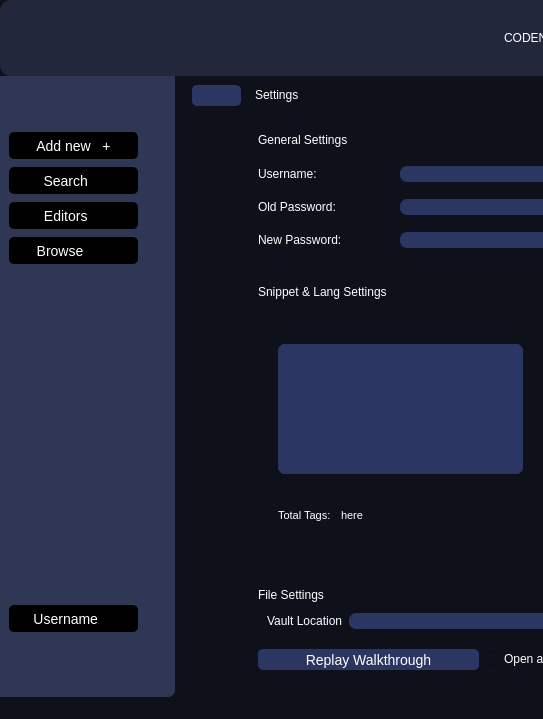
Deatrax/codenheimer, file mainwindow.ui: the form before one commit; both pictures show x 0 to 543 and y 0 to 719 of the 1092 by 719 pixel window.
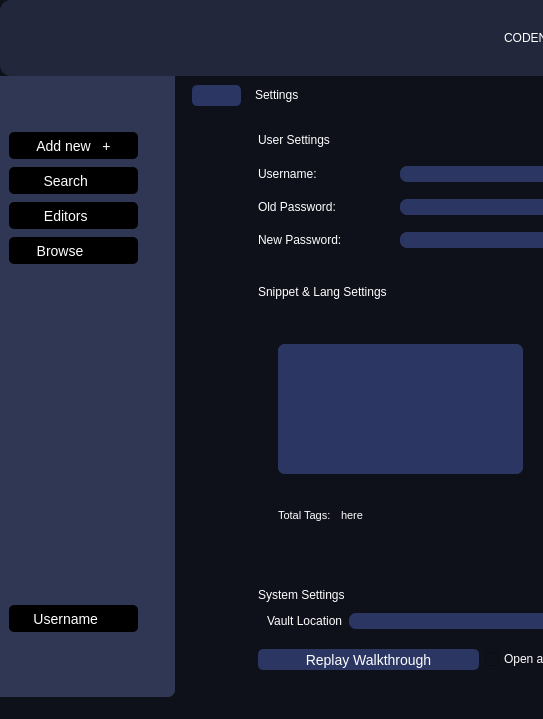
The form after the commit. The open tabs and pages were chosen to show the change. Icons and pictures are not drawn.

Patch:
```diff
--- a/mainwindow.ui
+++ b/mainwindow.ui
@@ -1888,7 +1888,7 @@
                        <enum>Qt::LeftToRight</enum>
                       </property>
                       <property name="text">
-                       <string>General Settings</string>
+                       <string>User Settings</string>
                       </property>
                       <property name="alignment">
                        <set>Qt::AlignLeading|Qt::AlignLeft|Qt::AlignVCenter</set>
@@ -2755,7 +2755,7 @@
                        </sizepolicy>
                       </property>
                       <property name="text">
-                       <string>File Settings</string>
+                       <string>System Settings</string>
                       </property>
                      </widget>
                     </item>
```
Left out of the diff: 4 changed lines with no effect on the pictures.
